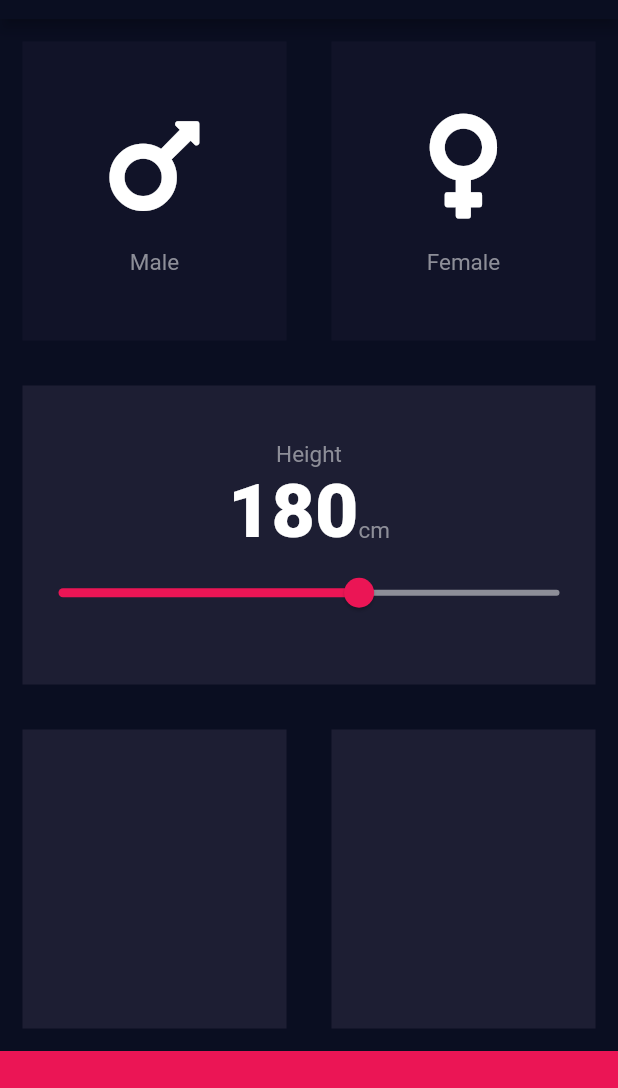
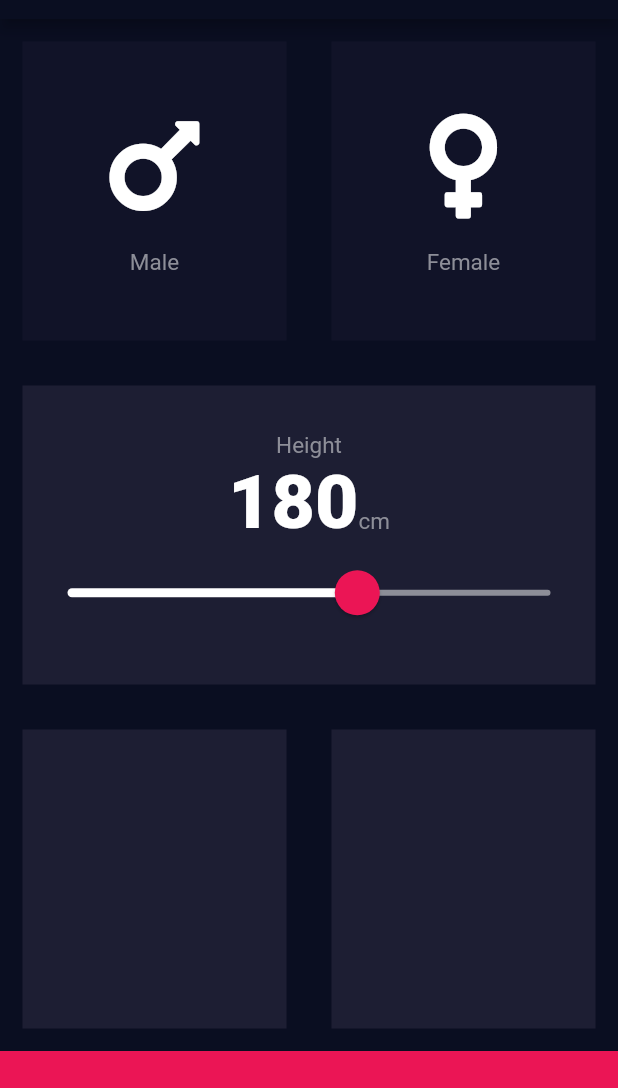
Before and after one commit to Ashish-AI/bmi-calculator, a Flutter app: the screen it shows after launch, on a phone screen of 412 x 824 dp, the part 65-1153 px from its top. Run offline on Flutter 3.47's test engine with Material 2 defaults, Android fonts, the phone set to English and light mode, and no system bars; our stand-ins replace font_awesome_flutter.

Commit message:
Slider prop addes

```diff
--- a/lib/input_page.dart
+++ b/lib/input_page.dart
@@ -117,18 +117,30 @@ class _InputPageState extends State<InputPage> {
                       )
                     ],
                   ),
-                  Slider(
+                  SliderTheme(
+                    data: SliderTheme.of(context).copyWith(
+                      inactiveTrackColor: Color(0xFF8D8E98),
+                      activeTrackColor: Colors.white,
+                      thumbColor: Color(0xFFEB1555), //circle's color
+                      overlayColor: Color(0x29EB1555),
+                      thumbShape: RoundSliderThumbShape(
+                        enabledThumbRadius: 15.0,
+                      ),
+                      overlayShape:
+                          RoundSliderOverlayShape(overlayRadius: 30.0),
+                    ),
+                    child: Slider(
                         value: height.toDouble(),
                         min: 120.0,
                         max: 220.0,
-                      activeColor: Color(0xFFEB1555),
-                      inactiveColor: Color(0xFF8D8E98),
+                        // activeColor: Colors.white,
                         onChanged: (double newValue) {
                           // print(newValue);
                           setState(() {
                             height = newValue.round();
                           });
-                      })
+                        }),
+                  )
                 ],
               ),
             ),
```
Lines whose indentation alone changed are shown as unchanged.
